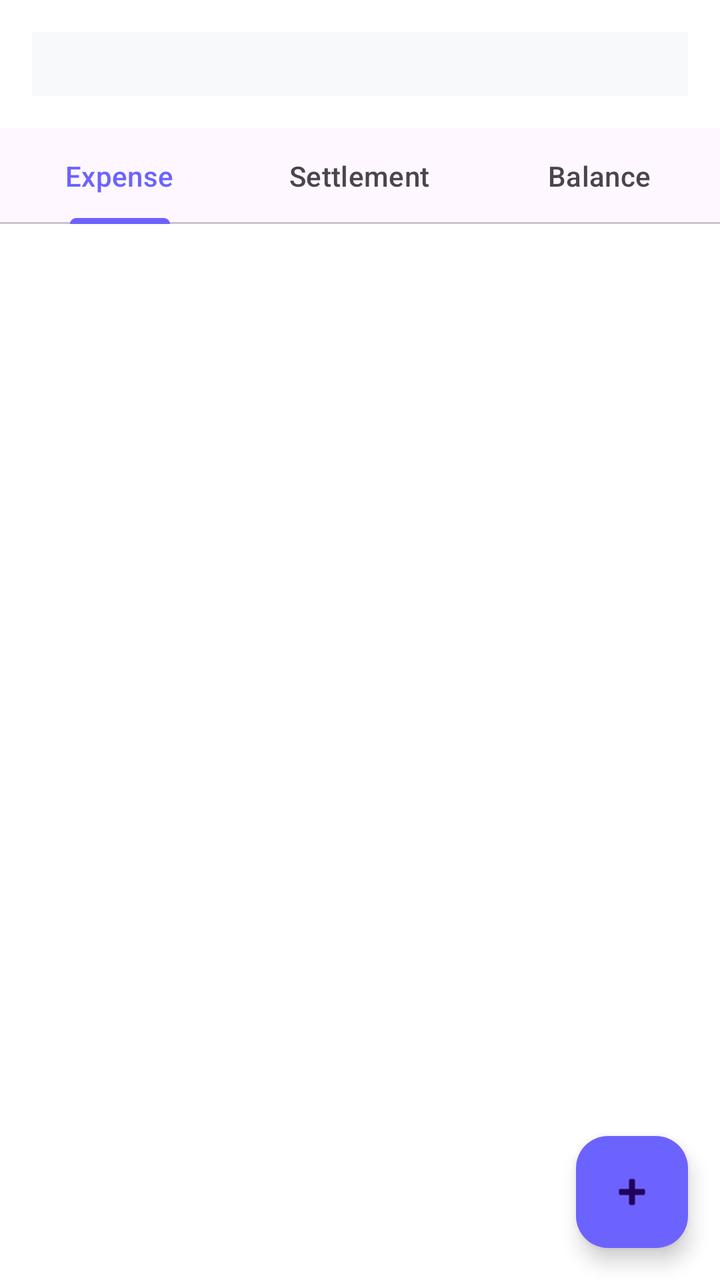
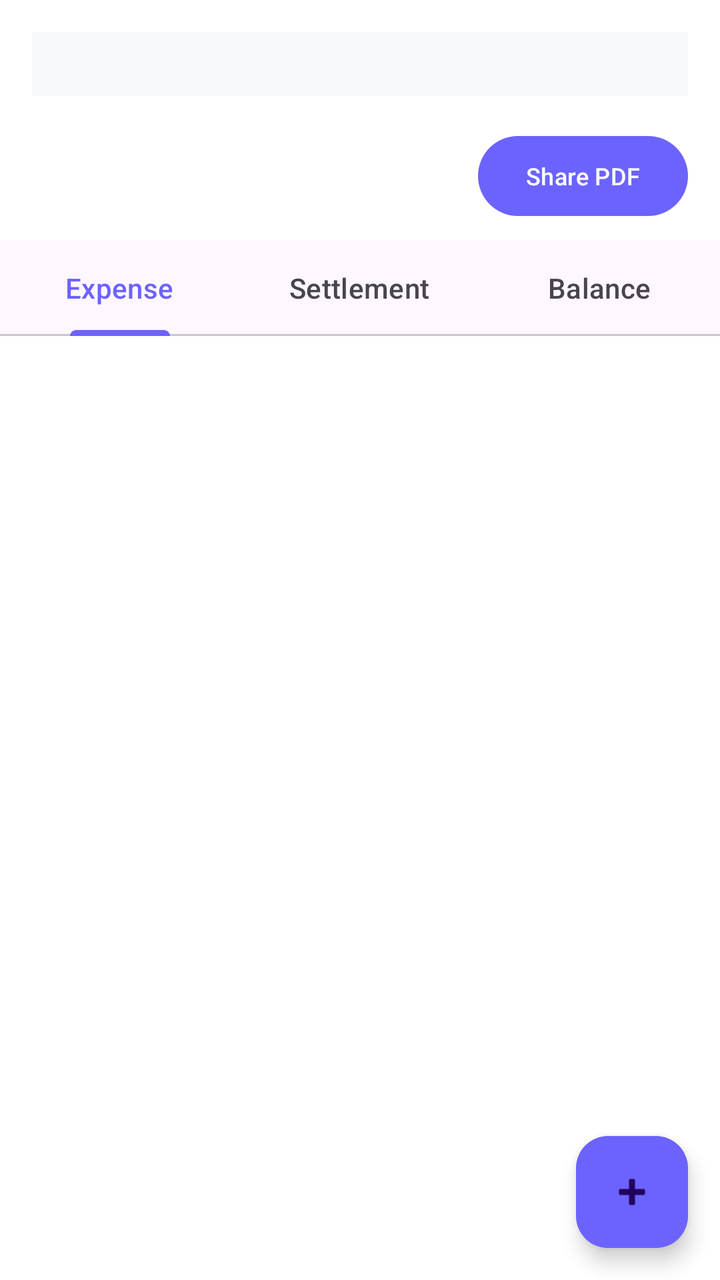

Before-and-after screenshots of an Android layout around one commit, followed by the original layout XML and the change that was made.
<!-- AndroidManifest.xml: application theme Theme.ExpenseSplitter -->
<!-- res/layout/activity_group_detail.xml -->
<?xml version="1.0" encoding="utf-8"?>
<LinearLayout xmlns:android="http://schemas.android.com/apk/res/android"
    xmlns:app="http://schemas.android.com/apk/res-auto"
    android:orientation="vertical"
    android:layout_width="match_parent"
    android:layout_height="match_parent"
    android:background="@color/bg_color">

    
    <LinearLayout
        android:layout_width="match_parent"
        android:layout_height="wrap_content"
        android:orientation="horizontal"
        android:padding="16dp"
        android:background="#F8F9FA"
        android:layout_margin="16dp">
        
        <LinearLayout android:layout_width="0dp" android:layout_weight="1" android:orientation="vertical" android:gravity="center">
            <TextView android:layout_width="wrap_content" android:layout_height="wrap_content" android:text="Total" android:textSize="12sp"/>
            <TextView android:id="@+id/tvTotal" android:layout_width="wrap_content" android:layout_height="wrap_content" android:textStyle="bold" android:textSize="16sp"/>
        </LinearLayout>
        
        <LinearLayout android:layout_width="0dp" android:layout_weight="1" android:orientation="vertical" android:gravity="center">
            <TextView android:layout_width="wrap_content" android:layout_height="wrap_content" android:text="Paid" android:textSize="12sp"/>
            <TextView android:id="@+id/tvPaid" android:layout_width="wrap_content" android:layout_height="wrap_content" android:textStyle="bold" android:textSize="16sp" android:textColor="#2E7D32"/>
        </LinearLayout>
        
        <LinearLayout android:layout_width="0dp" android:layout_weight="1" android:orientation="vertical" android:gravity="center">
            <TextView android:layout_width="wrap_content" android:layout_height="wrap_content" android:text="Due" android:textSize="12sp"/>
            <TextView android:id="@+id/tvDue" android:layout_width="wrap_content" android:layout_height="wrap_content" android:textStyle="bold" android:textSize="16sp" android:textColor="#C62828"/>
        </LinearLayout>
    </LinearLayout>

    <com.google.android.material.tabs.TabLayout
        android:id="@+id/tabLayout"
        android:layout_width="match_parent"
        android:layout_height="wrap_content">
        <com.google.android.material.tabs.TabItem android:text="Expense"/>
        <com.google.android.material.tabs.TabItem android:text="Settlement"/> 
        <com.google.android.material.tabs.TabItem android:text="Balance"/>
    </com.google.android.material.tabs.TabLayout>

    <androidx.recyclerview.widget.RecyclerView
        android:id="@+id/recyclerView"
        android:layout_width="match_parent"
        android:layout_height="0dp"
        android:layout_weight="1"
        android:padding="8dp"/>

    <com.google.android.material.floatingactionbutton.FloatingActionButton
        android:id="@+id/fabAdd"
        android:layout_width="wrap_content"
        android:layout_height="wrap_content"
        android:layout_gravity="end|bottom"
        android:layout_margin="16dp"
        android:src="@android:drawable/ic_input_add"
        app:backgroundTint="#6C63FF"/>
</LinearLayout>
<!-- resources referenced by this layout -->
<resources>
  <color name="bg_color">#FFFFFF</color>
  <style name="Theme.ExpenseSplitter" parent="Theme.Material3.DayNight.NoActionBar">
          <item name="colorPrimary">@color/purple_primary</item>
          <item name="android:windowBackground">@color/bg_color</item>
          <item name="android:statusBarColor">@color/bg_color</item>
          <item name="android:windowLightStatusBar">true</item>
      </style>
  <color name="purple_primary">#6C63FF</color>
</resources>

<!-- the commit's change to res/layout/activity_group_detail.xml (unified diff, before → after) -->
@@ -31,12 +31,24 @@
         </LinearLayout>
     </LinearLayout>
 
+    
+    <com.google.android.material.button.MaterialButton
+        android:id="@+id/btnSharePdf"
+        android:layout_width="wrap_content"
+        android:layout_height="wrap_content"
+        android:text="Share PDF"
+        android:textSize="12sp"
+        android:layout_gravity="end"
+        android:layout_marginEnd="16dp"
+        android:layout_marginBottom="8dp"
+        app:backgroundTint="#6C63FF"/>
+
     <com.google.android.material.tabs.TabLayout
         android:id="@+id/tabLayout"
         android:layout_width="match_parent"
         android:layout_height="wrap_content">
         <com.google.android.material.tabs.TabItem android:text="Expense"/>
-        <com.google.android.material.tabs.TabItem android:text="Settlement"/> 
+        <com.google.android.material.tabs.TabItem android:text="Settlement"/>
         <com.google.android.material.tabs.TabItem android:text="Balance"/>
     </com.google.android.material.tabs.TabLayout>
 
